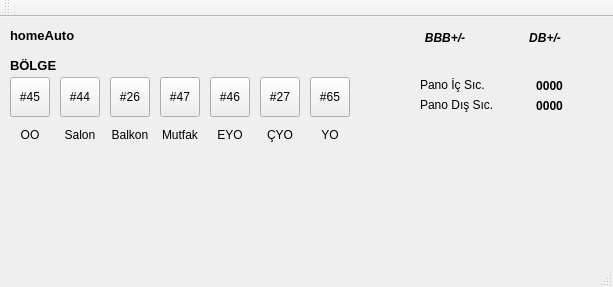
The window that mainwindow.ui (alikanarya/homeAutoGui) describes before a commit, drawn with Qt 5.
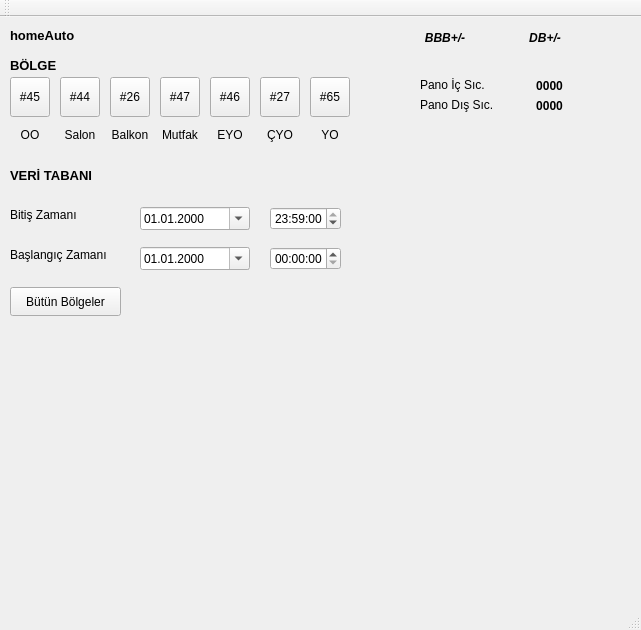
The same window after the commit.

Commit message: db select

Patch:
```diff
--- a/mainwindow.ui
+++ b/mainwindow.ui
@@ -6,8 +6,8 @@
    <rect>
     <x>0</x>
     <y>0</y>
-    <width>613</width>
-    <height>287</height>
+    <width>641</width>
+    <height>630</height>
    </rect>
   </property>
   <property name="windowTitle">
@@ -406,6 +406,142 @@
      <set>Qt::AlignCenter</set>
     </property>
    </widget>
+   <widget class="QLabel" name="statusLabel_2">
+    <property name="geometry">
+     <rect>
+      <x>10</x>
+      <y>150</y>
+      <width>121</width>
+      <height>17</height>
+     </rect>
+    </property>
+    <property name="font">
+     <font>
+      <pointsize>10</pointsize>
+      <weight>75</weight>
+      <bold>true</bold>
+     </font>
+    </property>
+    <property name="text">
+     <string>VERİ TABANI</string>
+    </property>
+   </widget>
+   <widget class="QDateEdit" name="dateEdit_END">
+    <property name="geometry">
+     <rect>
+      <x>140</x>
+      <y>190</y>
+      <width>110</width>
+      <height>23</height>
+     </rect>
+    </property>
+    <property name="displayFormat">
+     <string>dd.MM.yyyy</string>
+    </property>
+    <property name="calendarPopup">
+     <bool>true</bool>
+    </property>
+   </widget>
+   <widget class="QTimeEdit" name="timeEdit_END">
+    <property name="geometry">
+     <rect>
+      <x>270</x>
+      <y>190</y>
+      <width>71</width>
+      <height>23</height>
+     </rect>
+    </property>
+    <property name="calendarPopup">
+     <bool>true</bool>
+    </property>
+    <property name="time">
+     <time>
+      <hour>23</hour>
+      <minute>59</minute>
+      <second>0</second>
+     </time>
+    </property>
+   </widget>
+   <widget class="QTimeEdit" name="timeEdit_BEGIN">
+    <property name="geometry">
+     <rect>
+      <x>270</x>
+      <y>230</y>
+      <width>71</width>
+      <height>23</height>
+     </rect>
+    </property>
+    <property name="calendarPopup">
+     <bool>true</bool>
+    </property>
+   </widget>
+   <widget class="QDateEdit" name="dateEdit_BEGIN">
+    <property name="geometry">
+     <rect>
+      <x>140</x>
+      <y>230</y>
+      <width>110</width>
+      <height>23</height>
+     </rect>
+    </property>
+    <property name="displayFormat">
+     <string>dd.MM.yyyy</string>
+    </property>
+    <property name="calendarPopup">
+     <bool>true</bool>
+    </property>
+   </widget>
+   <widget class="QLabel" name="label_11">
+    <property name="geometry">
+     <rect>
+      <x>10</x>
+      <y>190</y>
+      <width>121</width>
+      <height>17</height>
+     </rect>
+    </property>
+    <property name="text">
+     <string>Bitiş Zamanı</string>
+    </property>
+    <property name="textFormat">
+     <enum>Qt::RichText</enum>
+    </property>
+    <property name="alignment">
+     <set>Qt::AlignLeading|Qt::AlignLeft|Qt::AlignVCenter</set>
+    </property>
+   </widget>
+   <widget class="QLabel" name="label_12">
+    <property name="geometry">
+     <rect>
+      <x>10</x>
+      <y>230</y>
+      <width>121</width>
+      <height>17</height>
+     </rect>
+    </property>
+    <property name="text">
+     <string>Başlangıç Zamanı</string>
+    </property>
+    <property name="textFormat">
+     <enum>Qt::RichText</enum>
+    </property>
+    <property name="alignment">
+     <set>Qt::AlignLeading|Qt::AlignLeft|Qt::AlignVCenter</set>
+    </property>
+   </widget>
+   <widget class="QPushButton" name="pushButton">
+    <property name="geometry">
+     <rect>
+      <x>10</x>
+      <y>270</y>
+      <width>111</width>
+      <height>29</height>
+     </rect>
+    </property>
+    <property name="text">
+     <string>Bütün Bölgeler</string>
+    </property>
+   </widget>
   </widget>
   <widget class="QMenuBar" name="menuBar">
    <property name="geometry">
```
Left out of the diff: 2 changed lines with no effect on the pictures. The commit also changes 2 other files.
